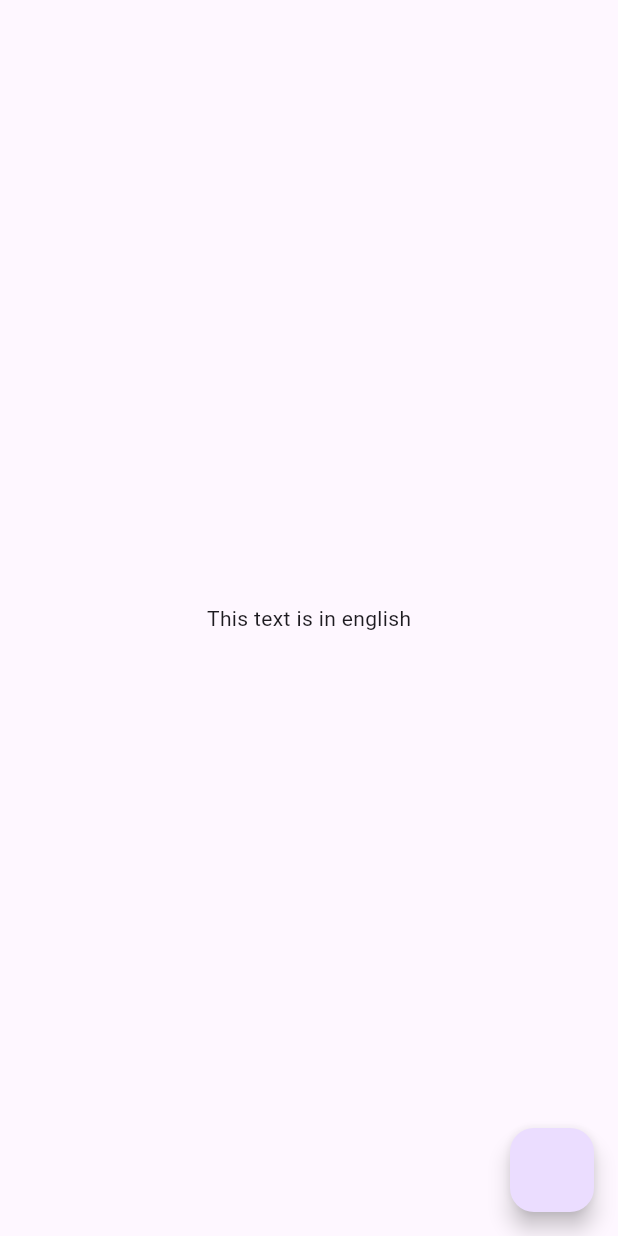
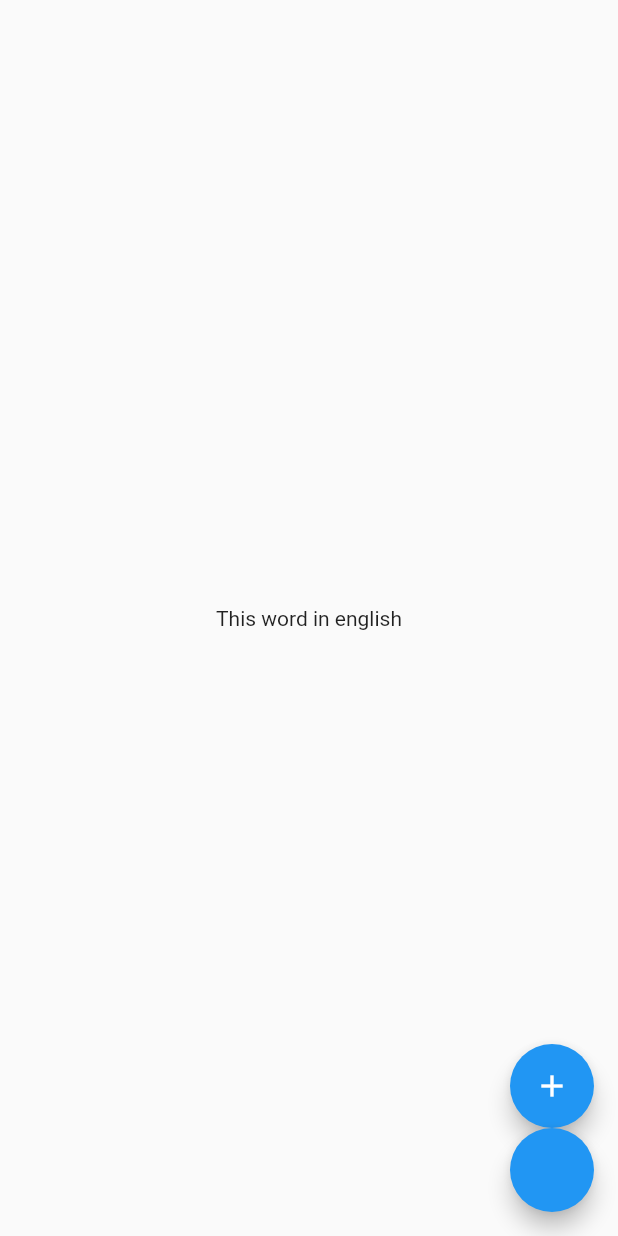
Before and after one commit to nishan-rasheed/Ente-Vazhakkad, a Flutter app: the screen it shows after launch, on a phone screen of 412 x 824 dp. Run offline on Flutter 3.47's test engine with Material 2 defaults, Android fonts, the light colour scheme and no system bars; our stand-ins replace easy_localization, sizer.

Commit message:
new change

```diff
--- a/assets/i18n/en_US.json
+++ b/assets/i18n/en_US.json
@@ -1,3 +1,3 @@
 {
-    "welcome-text": "This text is in english"
+    "welcome": "This word in english"
 }
--- /dev/null
+++ b/assets/i18n/ml_IN.json
@@ -0,0 +1,3 @@
+{
+    "welcome": "ഈ വാചകം ഇംഗ്ലീഷിലാണ്"
+}
--- a/assets/i18n/pt_BR.json
+++ /dev/null
@@ -1,3 +0,0 @@
-{
-    "welcome-text": "Teste de Localização "
-}
--- a/lib/main.dart
+++ b/lib/main.dart
@@ -1,11 +1,12 @@
 
+import 'package:easy_localization/easy_localization.dart';
 import 'package:ente_vazhakkad/view/screens/home/home_screen.dart';
 import 'package:flutter/material.dart';
-import 'package:localization/localization.dart';
 import 'package:sizer/sizer.dart';
-import 'package:flutter_localization/flutter_localization.dart';
 
-void main() {
+void main() async{
+  WidgetsFlutterBinding.ensureInitialized();
+  await EasyLocalization.ensureInitialized();
   runApp(const MyApp());
 }
 
@@ -17,55 +18,30 @@ class MyApp extends StatefulWidget {
 }
 
 class MyAppState extends State<MyApp> {
-  // This widget is the root of your application.
-  Locale? _locale;
-
-  changeLocale(Locale locale) {
-    setState(() {
-      _locale = locale;
-    });
-  }
 
   @override
   Widget build(BuildContext context) {
-    LocalJsonLocalization.delegate.directories = ['assets/i18n'];
     return Sizer(
-      builder: (context, orientation, deviceType) {
-
-
-
-        return MaterialApp(
-          locale: _locale,
-          localeResolutionCallback: (locale, supportedLocales) {
-                if (supportedLocales.contains(locale)) {
-                  return locale;
-                }
-
-                // define pt_BR as default when de language code is 'pt'
-                if (locale?.languageCode == 'pt') {
-                  return Locale('pt', 'BR');
-                }
-
-                // default language
-                return Locale('en', 'US');
-            },
-          localizationsDelegates: [
-            FlutterLocalization.instance.localizationsDelegates.first,
-            FlutterLocalization.instance.localizationsDelegates.last,
-            // FlutterLocalization.instance.localizationsDelegates.first,
-            LocalJsonLocalization.delegate,
-          ],
-          supportedLocales: [
-            Locale('pt', 'BR'),
-            Locale('en', 'US'),
-          ],
-          title: 'Flutter Demo',
+      builder: (ctx, orientation, deviceType) {
+        return
+        EasyLocalization(
+        supportedLocales: [
+          Locale('en', 'US'),
+          Locale('ml', 'IN'),
+        ],
+        path: 'assets/i18n',
+        fallbackLocale: Locale('en', 'US'),
+        child: MaterialApp(
+          debugShowCheckedModeBanner: false,
+          // localizationsDelegates: context.localizationDelegates,
+          // supportedLocales: context.supportedLocales,
+          // locale: context.locale,
           theme: ThemeData(
-            colorScheme: ColorScheme.fromSeed(seedColor: Colors.deepPurple),
-            useMaterial3: true,
+            appBarTheme: AppBarTheme(color: Color(0xFF000000)),
           ),
-          home: const HomeScreen(),
-        );
+          home: HomeScreen(),
+        ),
+      );
       }
     );
   }
--- a/lib/view/screens/home/home_screen.dart
+++ b/lib/view/screens/home/home_screen.dart
@@ -1,21 +1,33 @@
+import 'package:easy_localization/easy_localization.dart';
 import 'package:flutter/material.dart';
-import 'package:localization/localization.dart';
 
-import '../../../main.dart';
 
 class HomeScreen extends StatelessWidget {
   const HomeScreen({super.key});
 
   @override
   Widget build(BuildContext context) {
-    final locale = Localizations.localeOf(context);
     return Scaffold(
-      floatingActionButton: FloatingActionButton(onPressed: (){
-        final myApp = context.findAncestorStateOfType<MyAppState>()!;
-         myApp.changeLocale(locale == Locale('pt', 'BR') ? Locale('en', 'US') : Locale('pt', 'BR'));
-      }),
+      floatingActionButton: Column(mainAxisAlignment: MainAxisAlignment.end,
+        children: [
+           FloatingActionButton(
+            onPressed: (){
+            context.setLocale(Locale('en', 'US'));
+
+            print(context.locale.toString());
+          },
+          child: Icon(Icons.add),
+          ),
+
+          FloatingActionButton(onPressed: (){
+            context.setLocale(Locale('ml', 'IN'));
+
+            print(context.locale.toString());
+          }),
+        ],
+      ),
       body: Center(
-        child: Text('welcome-text'.i18n()),
+        child: Text("welcome".tr()),
       )
     );
   }
--- a/pubspec.yaml
+++ b/pubspec.yaml
@@ -36,8 +36,9 @@ dependencies:
   # Use with the CupertinoIcons class for iOS style icons.
   cupertino_icons: ^1.0.2
   sizer: ^2.0.15
-  localization: ^2.1.0
-  flutter_localization: ^0.1.13
+  easy_localization: ^3.0.2
+  # localization: ^2.1.0
+  # flutter_localization: ^0.1.13
 
 dev_dependencies:
   flutter_test:
```
Also changed, not shown: pubspec.lock, 5 other files.
